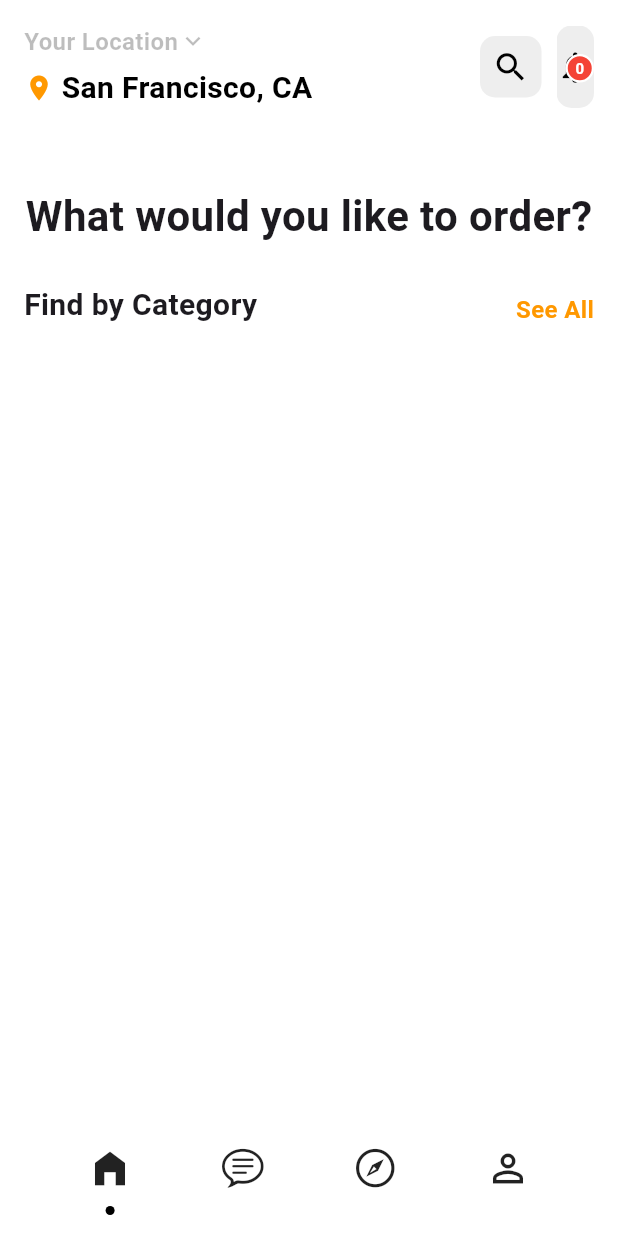
After one commit to WadaDiriba/Food-Delivery-with-Provider-App, a Flutter app: the screen it shows after launch, after a tap on "Get Started", on a phone screen of 412 x 824 dp. The commit adds this screen. Run offline on Flutter 3.47's test engine with Material 3 defaults, Android fonts, the phone set to English and light mode, and no system bars; our stand-ins replace animate_do.

Commit message:
Added new feature

```diff
--- /dev/null
+++ b/lib/screens/home_page.dart
@@ -0,0 +1,202 @@
+import 'package:flutter/material.dart';
+
+class HomePage extends StatefulWidget {
+  const HomePage({super.key});
+
+  @override
+  State<HomePage> createState() => _HomePageState();
+}
+
+class _HomePageState extends State<HomePage> {
+  @override
+  Widget build(BuildContext context) {
+    return SafeArea(
+
+      child: Column(
+
+        children: [
+          Padding(padding: EdgeInsets.all(16.0),
+          child: Row(
+            children: [
+
+              Expanded(
+
+                child:Column(
+
+                  children: [
+                    Row(
+                      children: [
+
+                        Text("Your Location",
+                        style: TextStyle(fontSize: 16,
+
+                        color: Colors.black26,
+                         fontWeight: FontWeight.bold),
+
+                         ),
+
+                         Icon(Icons.keyboard_arrow_down,
+                         color: Colors.black26,
+                         size: 20,
+                         )
+                      ],
+                    ),
+
+                    SizedBox(height: 5,),
+
+                    Row(
+                      children: [
+
+                        Icon(Icons.location_on,
+                        color: Colors.orange,
+                        size: 20,
+                        ),
+
+                        SizedBox(width: 5,),
+
+                        Text("San Francisco, CA",
+                        style: TextStyle(
+                          fontSize: 20,
+                          color: Colors.black,
+                          fontWeight: FontWeight.bold
+                        ),
+                        )
+                      ],
+                    ),
+
+
+
+                  ],
+                )
+
+                ),
+
+                Row(
+
+                  children: [
+
+                    Container(
+
+                      padding: EdgeInsets.all(8.0),
+                      decoration: BoxDecoration(
+                        color: Colors.grey.shade200,
+                        borderRadius: BorderRadius.circular(10)
+                      ),
+
+                      child: Icon(Icons.search,
+                      color: Colors.black,
+                      size: 25,
+                      ),
+
+
+                    ),
+                      SizedBox(width: 10,),
+
+                    Stack(
+                      alignment: Alignment.topCenter,
+                      children: [
+
+                        Container(
+
+                        padding: EdgeInsets.symmetric(vertical: 15.0),
+
+
+                        decoration: BoxDecoration(
+                          color: Colors.grey.shade200,
+                          borderRadius: BorderRadius.circular(10)
+                        ),
+
+                        child: Icon(Icons.notifications_none,
+                        color: Colors.black,
+                        size: 25,
+                        ),
+                      ),
+                      Positioned(
+
+                        right: 0,
+                        top: 0,
+
+                        child:GestureDetector(
+
+                          child: Container(
+                            padding: EdgeInsets.all(5.0),
+
+                            margin: EdgeInsets.symmetric(vertical: 15.0),
+                            decoration: BoxDecoration(
+                              color: Colors.red,
+                              shape: BoxShape.circle,
+                              border: Border.all(
+                                color: Colors.white,
+                                width: 1.5
+                              )
+                            ),
+
+                            child: Text("0",style: TextStyle(
+                              color: Colors.white,
+                              fontSize: 10,
+                              fontWeight: FontWeight.bold
+                            ),),
+                          ),
+                        ))
+                      ]
+                    )
+                  ],
+                )
+            ],
+
+          )
+          ),
+
+          SizedBox(height: 35,),
+
+          Padding(padding: EdgeInsets.symmetric(horizontal: 16.0),
+
+          child: Text("What would you like to order?",
+          style: TextStyle(
+            fontSize: 28,
+            fontWeight: FontWeight.bold,
+            ),
+          )
+          ),
+
+          SizedBox(height: 25,),
+
+          Padding(padding:  EdgeInsets.symmetric(horizontal: 16.0),
+
+          child: Row(
+
+            mainAxisAlignment: MainAxisAlignment.spaceBetween,
+            crossAxisAlignment: CrossAxisAlignment.end,
+            children: [
+            Text("Find by Category",
+            style: TextStyle(
+              fontSize: 20,
+              fontWeight: FontWeight.bold
+            ),
+            ),
+            Text( "See All",
+            style: TextStyle(
+              fontSize: 16,
+              color: Colors.orange,
+              fontWeight: FontWeight.bold
+            ),
+            )
+            ]
+
+
+          ),
+
+          )
+
+          ],
+          )
+
+
+
+
+
+
+
+    );
+  }
+}
--- a/lib/screens/main_page.dart
+++ b/lib/screens/main_page.dart
@@ -1,6 +1,7 @@
 import 'package:flutter/material.dart';
 import 'package:food_deliveryapp/constants/constant.dart';
 import 'package:food_deliveryapp/models/bottom_model.dart';
+import 'package:food_deliveryapp/screens/home_page.dart';
 
 class MainPage extends StatefulWidget {
   const MainPage({super.key});
@@ -11,7 +12,19 @@ class MainPage extends StatefulWidget {
 
 class _MainPageState extends State<MainPage> {
 
-  int cuurenteIndex=0;
+  int currentIndex=0;
+
+  final List SelectedPage=[
+
+         HomePage(),
+          Center(child: Text("Chat Page"),
+          ),
+           Center(child: Text("Explore Page"),
+          ),
+           Center(child: Text("Profile Page"),
+          ),
+
+  ];
   @override
   Widget build(BuildContext context) {
     return Scaffold(
@@ -25,27 +38,58 @@ class _MainPageState extends State<MainPage> {
       height: 70,
       child: Row(
 
-        mainAxisAlignment: MainAxisAlignment.spaceBetween,
+        mainAxisAlignment: MainAxisAlignment.spaceEvenly,
         children: [
           ...List.generate(Bottomicon.bottomIcons.length,
           (index) {
             return GestureDetector(
+
+              onTap: (){
+
+                setState(() {
+                  currentIndex=index;
+                });
+
+              },
+
+             child: Padding(
+               padding: const EdgeInsets.only( top: 10.0),
+
                child: Column(
 
                 children: [
-                Icon(cuurenteIndex==index
+                  Icon(currentIndex==index
                   ? Bottomicon.bottomIcons[index].selected
                   : Bottomicon.bottomIcons[index].unselected,
                   size: 30,
 
+
+                  ),
+
+                  SizedBox(height: 10,),
+
+                  Container(
+
+                    decoration: BoxDecoration(
+                      color: currentIndex==index
+                      ? Colors.black
+                      : Colors.transparent,
+                      shape: BoxShape.circle,
+                    ),
+                    width:currentIndex==index?7:0,
+                    height:currentIndex==index?6:0,
                   )
                 ],
+               ),
              ),
             );
           })
         ],
       ),
-      )
+      ),
+
+      body: SelectedPage[currentIndex],
+
       );
   }
 }
--- a/lib/screens/onboard_screen.dart
+++ b/lib/screens/onboard_screen.dart
@@ -157,6 +157,7 @@ class _OnboardScreenState extends State<OnboardScreen> {
                   style: TextStyle(
 
                     fontSize: 24,
+                    fontWeight: FontWeight.bold,
                     color: Colors.white,
 
                   ),
```
Lines whose indentation alone changed are shown as unchanged.
